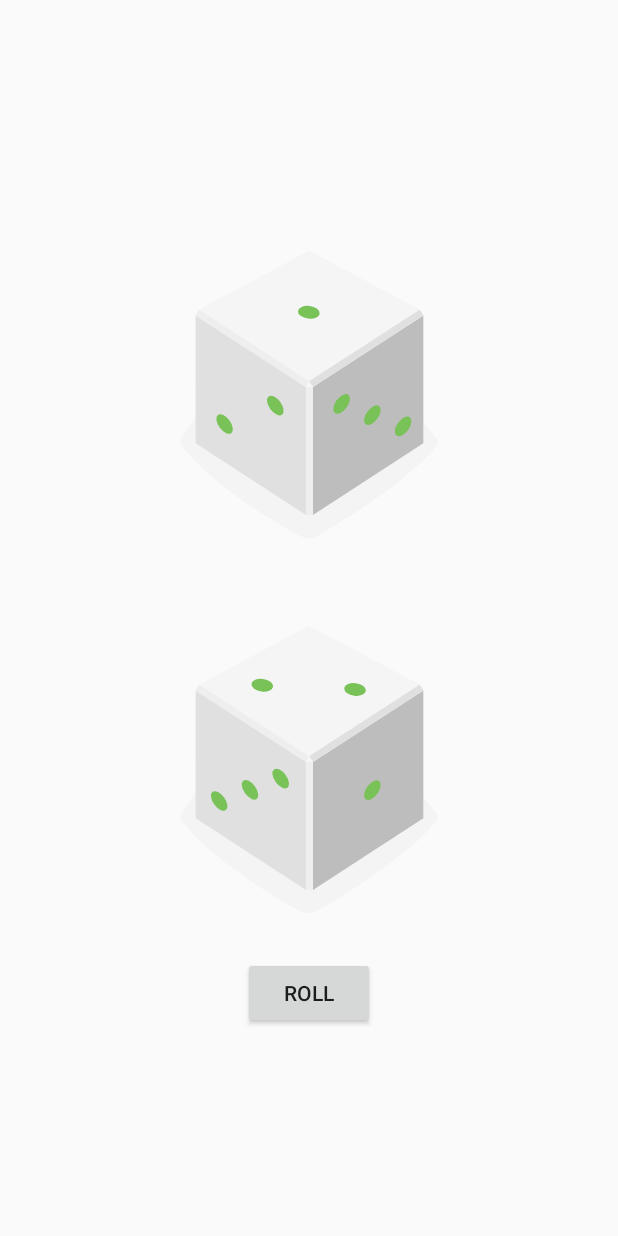
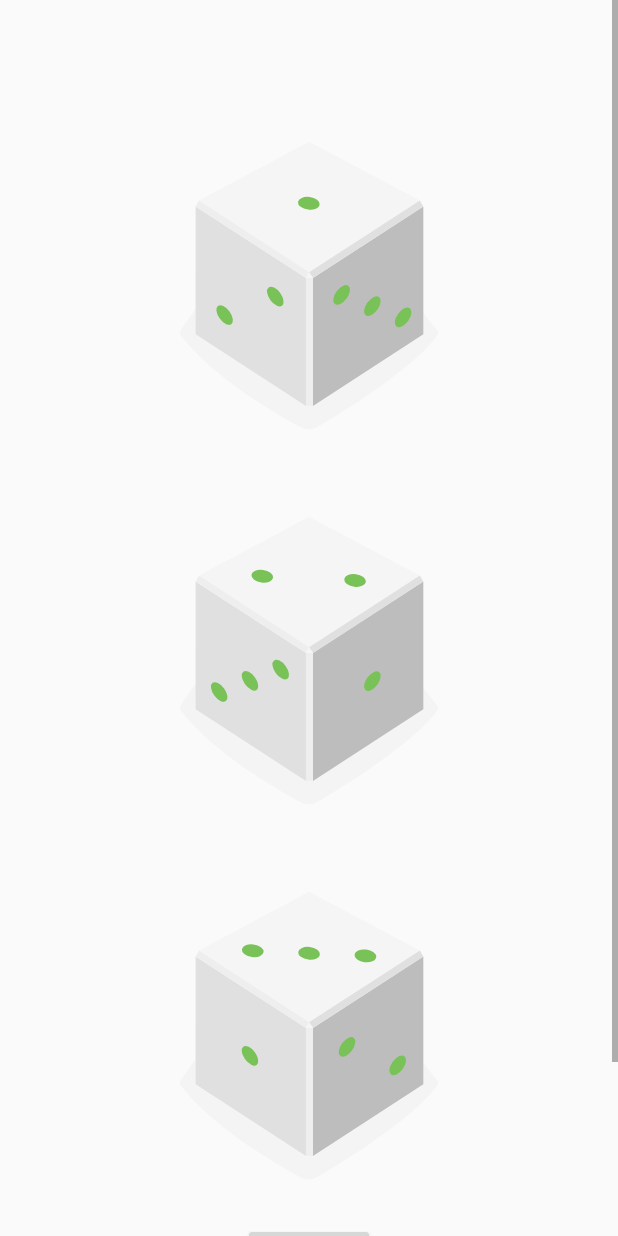
Before and after one commit to cherrylim99/DiceRoller, an Android app: the layout activity_main.xml on its own in the app's theme, with its tools: preview values and no code run, on a phone screen of 412 x 824 dp. Run offline under Robolectric (Android 15) with nearby library versions, the phone set to English and light mode, and no system bars.

Commit message:
Practice_1_RollDice_Updated_v4: -Replace Textview -> ImageView -3 dice & 3 methods applied -Latest Version

```diff
--- a/app/src/main/res/layout/activity_main.xml
+++ b/app/src/main/res/layout/activity_main.xml
@@ -1,9 +1,15 @@
 <?xml version="1.0" encoding="utf-8"?>
 
+
+<ScrollView
+    android:layout_width="match_parent"
+    android:layout_height="match_parent"
+    xmlns:android="http://schemas.android.com/apk/res/android">
+
 <LinearLayout
-    xmlns:android="http://schemas.android.com/apk/res/android"
     xmlns:tools="http://schemas.android.com/tools"
     android:layout_width="match_parent"
+    android:layout_marginTop="100dp"
     android:layout_height="wrap_content"
     android:orientation="vertical"
     android:layout_gravity="center_vertical"
@@ -47,6 +53,14 @@
         android:layout_gravity="center_horizontal"
         android:src="@drawable/empty_dice"
         tools:src="@drawable/dice_2" />
+    <ImageView
+        android:id="@+id/dice_image3"
+        android:layout_width="wrap_content"
+        android:layout_height="wrap_content"
+        android:layout_gravity="center_horizontal"
+        android:src="@drawable/empty_dice"
+        tools:src="@drawable/dice_3" />
+
     <Button
         android:id="@+id/roll_button"
         android:layout_width="wrap_content"
@@ -54,4 +68,18 @@
         android:layout_gravity="center_horizontal"
         android:text="@string/roll_label" />
 
+    <Button
+        android:id="@+id/roll_button2"
+        android:layout_width="wrap_content"
+        android:layout_height="wrap_content"
+        android:layout_gravity="center_horizontal"
+        android:text="@string/roll_label2" />
+
+    <Button
+        android:id="@+id/roll_button3"
+        android:layout_width="wrap_content"
+        android:layout_height="wrap_content"
+        android:layout_gravity="center_horizontal"
+        android:text="@string/roll_label3" />
 </LinearLayout>
+</ScrollView>
--- a/app/src/main/res/values/strings.xml
+++ b/app/src/main/res/values/strings.xml
@@ -1,4 +1,6 @@
 <resources>
     <string name="app_name">DiceRoller</string>
     <string name="roll_label">Roll</string>
+    <string name="roll_label2">Count Up</string>
+    <string name="roll_label3">Reset</string>
 </resources>
```
Also changed, not shown: app/src/main/java/com/example/diceroller/MainActivity.kt (+42 -3 lines).
